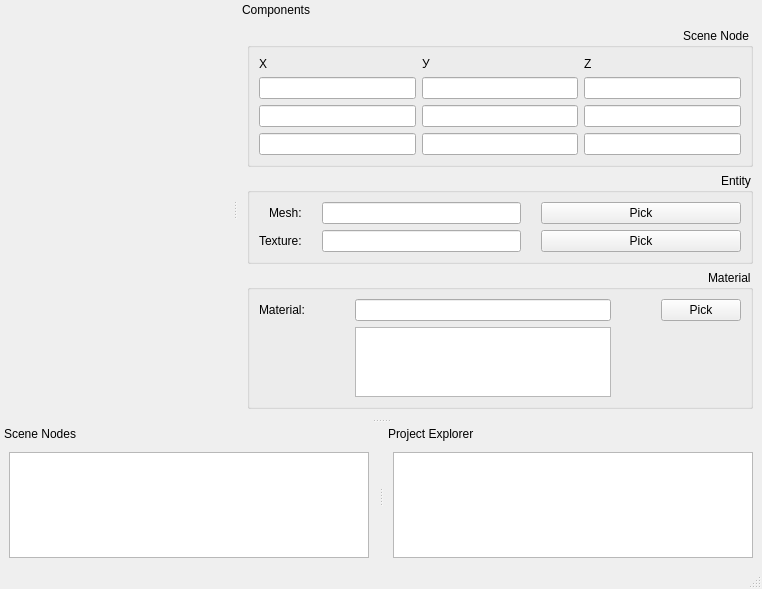
The window that mainwindow.ui (Smiter/Ogre_editor) describes before a commit, drawn with Qt 5.
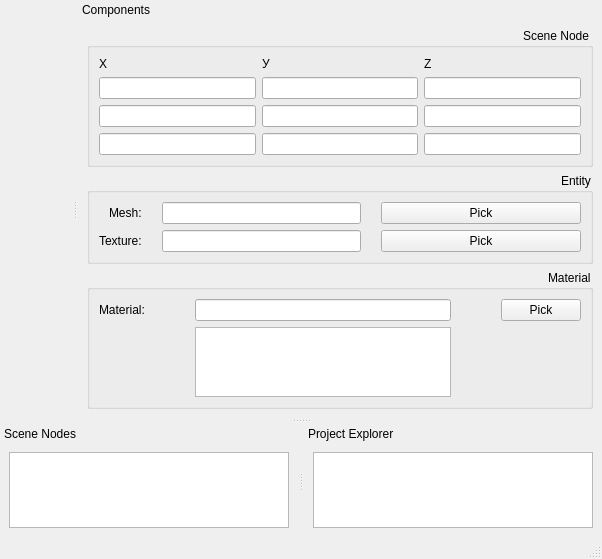
The same window after the commit.

```diff
--- a/mainwindow.ui
+++ b/mainwindow.ui
@@ -6,8 +6,8 @@
    <rect>
     <x>0</x>
     <y>0</y>
-    <width>762</width>
-    <height>589</height>
+    <width>602</width>
+    <height>557</height>
    </rect>
   </property>
   <property name="windowTitle">
@@ -36,8 +36,8 @@
    </property>
    <property name="minimumSize">
     <size>
-     <width>50</width>
-     <height>50</height>
+     <width>330</width>
+     <height>402</height>
     </size>
    </property>
    <property name="layoutDirection">
@@ -350,8 +350,8 @@
    </property>
    <property name="minimumSize">
     <size>
-     <width>50</width>
-     <height>50</height>
+     <width>91</width>
+     <height>113</height>
     </size>
    </property>
    <property name="floating">
@@ -371,13 +371,15 @@
      <item>
       <layout class="QHBoxLayout" name="horizontalLayout_2">
        <item>
-        <widget class="QTreeView" name="treeView_7">
-         <property name="sizePolicy">
-          <sizepolicy hsizetype="Preferred" vsizetype="Preferred">
-           <horstretch>0</horstretch>
-           <verstretch>0</verstretch>
-          </sizepolicy>
-         </property>
+        <widget class="QTreeWidget" name="sceneNodesTree">
+         <attribute name="headerVisible">
+          <bool>false</bool>
+         </attribute>
+         <column>
+          <property name="text">
+           <string notr="true">1</string>
+          </property>
+         </column>
         </widget>
        </item>
       </layout>
@@ -394,8 +396,8 @@
    </property>
    <property name="minimumSize">
     <size>
-     <width>50</width>
-     <height>50</height>
+     <width>91</width>
+     <height>113</height>
     </size>
    </property>
    <property name="maximumSize">
@@ -425,27 +427,6 @@
            <verstretch>0</verstretch>
           </sizepolicy>
          </property>
-         <property name="minimumSize">
-          <size>
-           <width>0</width>
-           <height>0</height>
-          </size>
-         </property>
-         <property name="maximumSize">
-          <size>
-           <width>65656</width>
-           <height>76767</height>
-          </size>
-         </property>
-         <property name="sizeIncrement">
-          <size>
-           <width>0</width>
-           <height>0</height>
-          </size>
-         </property>
-         <property name="animated">
-          <bool>true</bool>
-         </property>
         </widget>
        </item>
       </layout>
```
Left out of the diff: 8 changed lines with no effect on the pictures.
